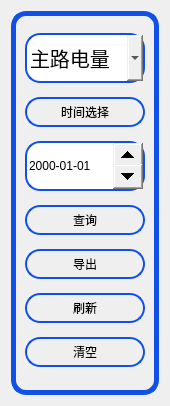
First picture: the form in BusBar-Qt/logs/logcom/logbtnbar.ui, repository ChinaClever/BusBar, before the edit.
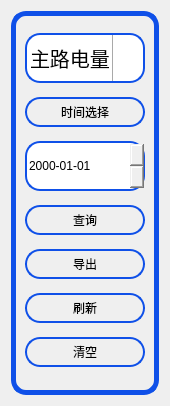
Second picture: the form after the edit. Icons and pictures are not drawn.

The edit to the form file:
```diff
--- a/BusBar-Qt/logs/logcom/logbtnbar.ui
+++ b/BusBar-Qt/logs/logcom/logbtnbar.ui
@@ -54,6 +54,20 @@
          <string notr="true">QComboBox{
 border:2px solid rgb(15,80,232);
 border-radius:15px
+}
+QComboBox::drop-down{
+subcontrol-origin:padding;
+subcontrol-position:top right;
+width:30px;
+
+border-left-width:1px;
+border-left-color:darkgray;
+border-left-style:solid;
+border-top-right-radius:3px;
+border-bottom-right-radius:3px;
+}
+QComboBox::down-arrow{
+image: url(:/new/prefix1/image/down.png);
 }</string>
         </property>
         <item>
@@ -102,12 +116,22 @@
 {
 	width: 30px;
 	height: 25px;
+	border-left-width:1px;
+	border-left-color:darkgray;
+	border-left-style:solid;
+	border-top-right-radius:3px;
+	image: url(:/new/prefix1/image/up.png);
 }
 
 QDateEdit::down-button
 {
 	width: 30px;
 	height: 25px;
+	border-left-width:1px;
+	border-left-color:darkgray;
+	border-left-style:solid;	
+	border-bottom-right-radius:3px;
+	image: url(:/new/prefix1/image/down.png);
 }
 </string>
         </property>
```
